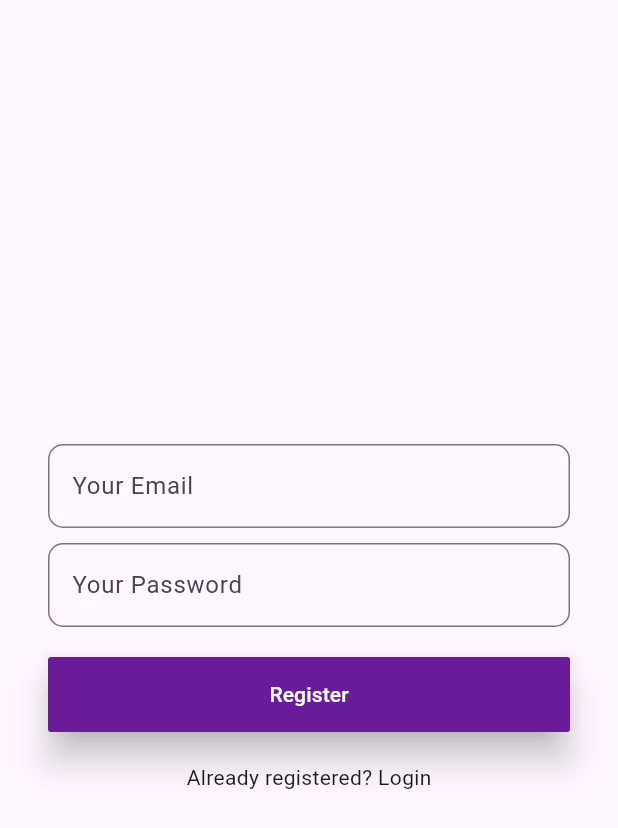
After one commit to ahmadhanis/FlutterA241, a Flutter app: the screen it shows after launch, after a tap on "Create new account?", on a phone screen of 412 x 824 dp. The commit adds this screen. Shown: the top 828 px of the screen. Run offline on Flutter 3.47's test engine with Material 3 defaults, Android fonts, the phone set to English and light mode, and no system bars; our stand-ins replace shared_preferences.

Commit message:
user registration

```diff
--- /dev/null
+++ b/my_member_link/lib/myconfig.dart
@@ -0,0 +1,3 @@
+class MyConfig {
+  static const String servername = "http://10.30.2.64";
+}
--- a/my_member_link/lib/views/login_screen.dart
+++ b/my_member_link/lib/views/login_screen.dart
@@ -1,7 +1,9 @@
 import 'dart:convert';
 
 import 'package:flutter/material.dart';
+import 'package:my_member_link/myconfig.dart';
 import 'package:my_member_link/views/main_screen.dart';
+import 'package:my_member_link/views/register_screen.dart';
 import 'package:shared_preferences/shared_preferences.dart';
 import 'package:http/http.dart' as http;
 
@@ -99,7 +101,19 @@ class _LoginScreenState extends State<LoginScreen> {
               ),
               GestureDetector(
                 child: const Text("Forgot Password?"),
-              )
+              ),
+              const SizedBox(
+                height: 20,
+              ),
+              GestureDetector(
+                onTap: () {
+                  Navigator.push(
+                      context,
+                      MaterialPageRoute(
+                          builder: (content) => const RegisterScreen()));
+                },
+                child: const Text("Create new account?"),
+              ),
             ],
           ),
         ),
@@ -116,7 +130,7 @@ class _LoginScreenState extends State<LoginScreen> {
       ));
       return;
     }
-    http.post(Uri.parse("http://10.30.2.67/memberlink/api/login_user.php"),
+    http.post(Uri.parse("${MyConfig.servername}/memberlink/api/login_user.php"),
         body: {"email": email, "password": password}).then((response) {
       // print(response.statusCode);
       // print(response.body);
@@ -129,7 +143,7 @@ class _LoginScreenState extends State<LoginScreen> {
             backgroundColor: Color.fromARGB(255, 12, 12, 12),
           ));
           Navigator.push(context,
-              MaterialPageRoute(builder: (content) =>  const MainScreen()));
+              MaterialPageRoute(builder: (content) => const MainScreen()));
         } else {
           ScaffoldMessenger.of(context).showSnackBar(const SnackBar(
             content: Text("Login Failed"),
--- /dev/null
+++ b/my_member_link/lib/views/register_screen.dart
@@ -0,0 +1,152 @@
+import 'dart:convert';
+
+import 'package:flutter/material.dart';
+import 'package:http/http.dart' as http;
+import 'package:my_member_link/myconfig.dart';
+
+class RegisterScreen extends StatefulWidget {
+  const RegisterScreen({super.key});
+
+  @override
+  State<RegisterScreen> createState() => _RegisterScreenState();
+}
+
+class _RegisterScreenState extends State<RegisterScreen> {
+  TextEditingController emailcontroller = TextEditingController();
+  TextEditingController passwordcontroller = TextEditingController();
+
+  @override
+  Widget build(BuildContext context) {
+    return Scaffold(
+      body: Center(
+        child: Padding(
+          padding: const EdgeInsets.all(32.0),
+          child: Column(
+            mainAxisAlignment: MainAxisAlignment.center,
+            children: [
+              TextField(
+                  controller: emailcontroller,
+                  keyboardType: TextInputType.emailAddress,
+                  decoration: const InputDecoration(
+                      border: OutlineInputBorder(
+                        borderRadius: BorderRadius.all(Radius.circular(10)),
+                      ),
+                      hintText: "Your Email")),
+              const SizedBox(
+                height: 10,
+              ),
+              TextField(
+                obscureText: true,
+                controller: passwordcontroller,
+                decoration: const InputDecoration(
+                    border: OutlineInputBorder(
+                      borderRadius: BorderRadius.all(Radius.circular(10)),
+                    ),
+                    hintText: "Your Password"),
+              ),
+              const SizedBox(
+                height: 20,
+              ),
+              MaterialButton(
+                  elevation: 10,
+                  onPressed: onRegisterDialog,
+                  minWidth: 400,
+                  height: 50,
+                  color: Colors.purple[800],
+                  child: const Text("Register",
+                      style: TextStyle(color: Colors.white))),
+              const SizedBox(
+                height: 20,
+              ),
+              GestureDetector(
+                onTap: () {
+                  Navigator.pop(context);
+                },
+                child: const Text("Already registered? Login"),
+              ),
+            ],
+          ),
+        ),
+      ),
+    );
+  }
+
+  void onRegisterDialog() {
+    String email = emailcontroller.text;
+    String password = passwordcontroller.text;
+    if (email.isEmpty || password.isEmpty) {
+      ScaffoldMessenger.of(context).showSnackBar(const SnackBar(
+        content: Text("Please enter email and password"),
+      ));
+      return;
+    }
+
+    showDialog(
+      context: context,
+      builder: (BuildContext context) {
+        return AlertDialog(
+          shape: const RoundedRectangleBorder(
+              borderRadius: BorderRadius.all(Radius.circular(20.0))),
+          title: const Text(
+            "Register new account?",
+            style: TextStyle(),
+          ),
+          content: const Text("Are you sure?", style: TextStyle()),
+          actions: <Widget>[
+            TextButton(
+              child: const Text(
+                "Yes",
+                style: TextStyle(),
+              ),
+              onPressed: () {
+                userRegistration();
+                Navigator.of(context).pop();
+              },
+            ),
+            TextButton(
+              child: const Text(
+                "No",
+                style: TextStyle(),
+              ),
+              onPressed: () {
+                Navigator.of(context).pop();
+                // ScaffoldMessenger.of(context).showSnackBar(const SnackBar(
+                //   content: Text("Registration Canceled"),
+                //   backgroundColor: Colors.red,
+                // ));
+              },
+            ),
+          ],
+        );
+      },
+    );
+  }
+
+  void userRegistration() {
+    String email = emailcontroller.text;
+    String pass = passwordcontroller.text;
+    http.post(
+        Uri.parse("${MyConfig.servername}/memberlink/api/register_user.php"),
+        body: {"email": email, "password": pass}).then((response) {
+      // print(response.statusCode);
+      // print(response.body);
+      if (response.statusCode == 200) {
+        var data = jsonDecode(response.body);
+        if (data['status'] == "success") {
+          // User user = User.fromJson(data['data']);
+          ScaffoldMessenger.of(context).showSnackBar(const SnackBar(
+            content: Text("Registration Success"),
+            backgroundColor: Color.fromARGB(255, 12, 12, 12),
+          ));
+          // Navigator.push(context,
+          //     MaterialPageRoute(builder: (content) => const MainScreen()));
+        } else {
+          ScaffoldMessenger.of(context).showSnackBar(const SnackBar(
+            content: Text("Registration Failed"),
+            backgroundColor: Colors.red,
+          ));
+        }
+      }
+    });
+  }
+}
```
Also changed, not shown: 1 other file.
